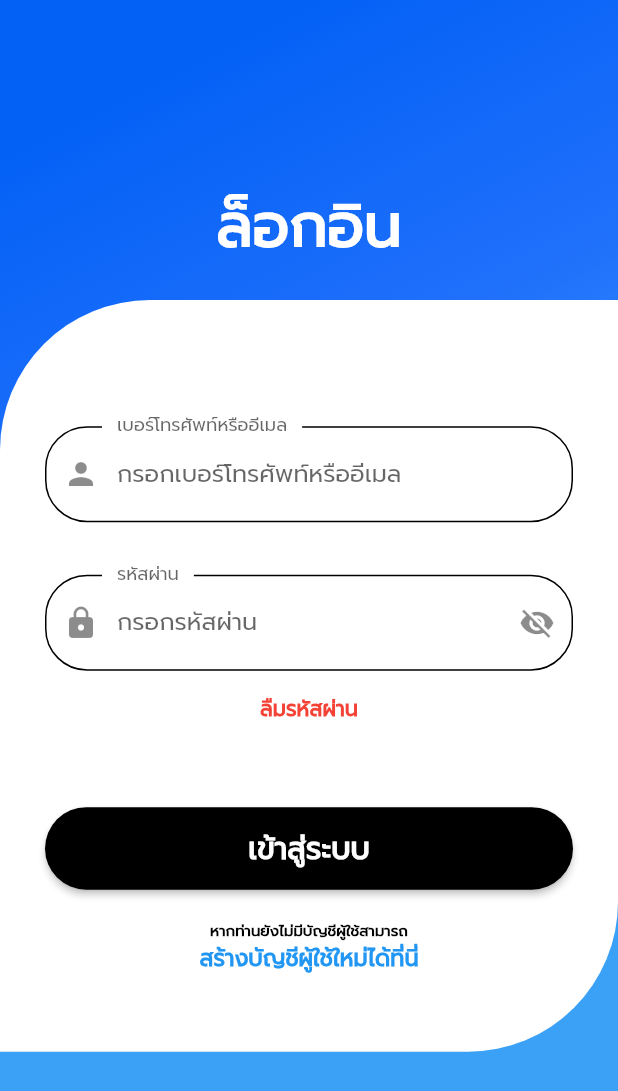
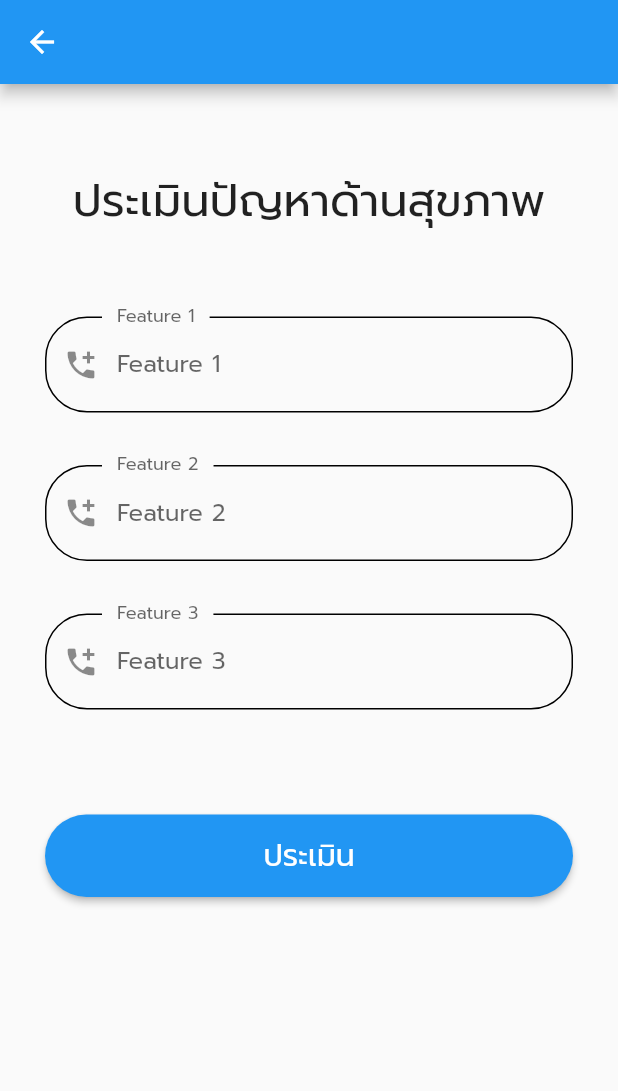
Before and after one commit to boat85/ProjectHSP1_01, a Flutter app: the mainMenu screen opened directly, after a tap on "ประวัติ", on a phone screen of 412 x 824 dp. Shown: the top 1091 px of the screen. Run offline on Flutter 3.47's test engine with Material 2 defaults, Android fonts, the phone set to English and light mode, and no system bars; our stand-ins replace dio.

Commit message:
create new Screen predict

```diff
--- a/projecthsp/lib/Screens/login/login.dart
+++ b/projecthsp/lib/Screens/login/login.dart
@@ -2,6 +2,7 @@ import 'package:flutter/material.dart';
 import 'package:projecthsp/Screens/login/register.dart';
 // import 'package:test04_login/Screens/login/register.dart';
 
+import '../../providers/usersProviders.dart';
 import '../menu/mainmenu.dart';
 
 class LoginScreen extends StatefulWidget {
@@ -93,6 +94,9 @@ class _butomtestState extends State<butomtest> {
   final _formKey = GlobalKey<FormState>();
   bool hidepassword = true;
 
+  final username = TextEditingController();
+  final password = TextEditingController();
+
   @override
   Widget build(BuildContext context) {
     var size = MediaQuery.of(context).size;
@@ -109,6 +113,7 @@ class _butomtestState extends State<butomtest> {
             }
             return null;
           },
+          controller: username,
           keyboardType: TextInputType.emailAddress,
           decoration: InputDecoration(
               prefixIcon: const Icon(Icons.person),
@@ -142,6 +147,7 @@ class _butomtestState extends State<butomtest> {
             }
             return null;
           },
+          controller: password,
           obscureText: hidepassword,
           decoration: InputDecoration(
               prefixIcon: const Icon(Icons.lock),
@@ -178,20 +184,23 @@ class _butomtestState extends State<butomtest> {
         const SizedBox(
           height: 15,
         ),
-        InkWell(
-          child: const Text(
-            "ลืมรหัสผ่าน",
-            style: TextStyle(color: Colors.red, fontWeight: FontWeight.bold),
-          ),
-          onTap: () {},
-        ),
+        // InkWell(
+        //   child: const Text(
+        //     "ลืมรหัสผ่าน",
+        //     style: TextStyle(color: Colors.red, fontWeight: FontWeight.bold),
+        //   ),
+        //   onTap: () {},
+        // ),
         const SizedBox(
           height: 55,
         ),
         MaterialButton(
           minWidth: double.infinity,
           height: 55,
-          onPressed: () {
+          onPressed: () async {
+            var slogin = await UsersProvider()
+                .getDataUserLogin(username.text, password.text);
+            if (slogin != Null) {
               Navigator.push(
                 context,
                 MaterialPageRoute(
@@ -200,11 +209,14 @@ class _butomtestState extends State<butomtest> {
                   },
                 ),
               );
+            }
+            ;
+
             if (_formKey.currentState!.validate()) {
               ScaffoldMessenger.of(context).showSnackBar(
                 const SnackBar(
                     content: Text(
-                  'ระบบกำลังตรวจสอบ',
+                  'ไม่สามารถเข้าสู่ระบบได้',
                   style: TextStyle(fontSize: 20),
                 )),
               );
--- a/projecthsp/lib/Screens/login/register.dart
+++ b/projecthsp/lib/Screens/login/register.dart
@@ -454,6 +454,7 @@ class _RegisterScreenState extends State<RegisterScreen> {
                           address.text,
                           blood_type.text,
                           password.text);
+
                       Navigator.push(
                         context,
                         MaterialPageRoute(
--- a/projecthsp/lib/Screens/menu/mainmenu.dart
+++ b/projecthsp/lib/Screens/menu/mainmenu.dart
@@ -3,6 +3,7 @@ import 'package:flutter/src/widgets/container.dart';
 import 'package:flutter/src/widgets/framework.dart';
 
 import '../login/login.dart';
+import '../predict/prediction.dart';
 
 class mainMenu extends StatefulWidget {
   const mainMenu({super.key});
@@ -102,7 +103,7 @@ class _mainMenuState extends State<mainMenu> {
                             context,
                             MaterialPageRoute(
                               builder: (context) {
-                                return const LoginScreen();
+                                return const predictionScreen();
                               },
                             ),
                           );
--- /dev/null
+++ b/projecthsp/lib/Screens/predict/prediction.dart
@@ -0,0 +1,199 @@
+import 'package:flutter/material.dart';
+import 'package:flutter/src/widgets/container.dart';
+import 'package:flutter/src/widgets/framework.dart';
+
+class predictionScreen extends StatefulWidget {
+  const predictionScreen({super.key});
+
+  @override
+  State<predictionScreen> createState() => _predictionScreenState();
+}
+
+class _predictionScreenState extends State<predictionScreen> {
+  final _formKey = GlobalKey<FormState>();
+
+  final tel = TextEditingController();
+
+  @override
+  Widget build(BuildContext context) {
+    return Scaffold(
+      appBar: AppBar(title: const Text("")),
+      body: Padding(
+        padding: const EdgeInsets.all(30),
+        child: Form(
+            key: _formKey,
+            child: SingleChildScrollView(
+              child: Column(
+                crossAxisAlignment: CrossAxisAlignment.center,
+                children: [
+                  const SizedBox(
+                    height: 25,
+                  ),
+                  const Text("ประเมินปัญหาด้านสุขภาพ",
+                      style: TextStyle(fontSize: 30)),
+                  const SizedBox(
+                    height: 55,
+                  ),
+
+                  ///....
+                  TextFormField(
+                    validator: (value) {
+                      if (value == null || value.isEmpty) {
+                        return 'Feature 1';
+                      }
+                      return null;
+                    },
+                    controller: tel,
+                    // keyboardType: TextInputType.emailAddress,
+                    decoration: InputDecoration(
+                        prefixIcon: const Icon(Icons.add_call),
+                        hintText: "Feature 1",
+                        labelText: "Feature 1",
+                        floatingLabelBehavior: FloatingLabelBehavior.always,
+                        contentPadding: const EdgeInsets.symmetric(
+                          horizontal: 45,
+                          vertical: 20,
+                        ),
+                        enabledBorder: OutlineInputBorder(
+                            borderRadius: BorderRadius.circular(28),
+                            borderSide: const BorderSide(
+                              color: Colors.black,
+                            ),
+                            gapPadding: 10),
+                        focusedBorder: OutlineInputBorder(
+                            borderRadius: BorderRadius.circular(28),
+                            borderSide: const BorderSide(
+                              color: Colors.black,
+                            ),
+                            gapPadding: 10)),
+                  ),
+                  const SizedBox(
+                    height: 35,
+                  ),
+
+                  TextFormField(
+                    validator: (value) {
+                      if (value == null || value.isEmpty) {
+                        return 'Feature 3';
+                      }
+                      return null;
+                    },
+                    controller: tel,
+                    // keyboardType: TextInputType.emailAddress,
+                    decoration: InputDecoration(
+                        prefixIcon: const Icon(Icons.add_call),
+                        hintText: "Feature 2",
+                        labelText: "Feature 2",
+                        floatingLabelBehavior: FloatingLabelBehavior.always,
+                        contentPadding: const EdgeInsets.symmetric(
+                          horizontal: 45,
+                          vertical: 20,
+                        ),
+                        enabledBorder: OutlineInputBorder(
+                            borderRadius: BorderRadius.circular(28),
+                            borderSide: const BorderSide(
+                              color: Colors.black,
+                            ),
+                            gapPadding: 10),
+                        focusedBorder: OutlineInputBorder(
+                            borderRadius: BorderRadius.circular(28),
+                            borderSide: const BorderSide(
+                              color: Colors.black,
+                            ),
+                            gapPadding: 10)),
+                  ),
+                  const SizedBox(
+                    height: 35,
+                  ),
+
+                  TextFormField(
+                    validator: (value) {
+                      if (value == null || value.isEmpty) {
+                        return 'Feature 3';
+                      }
+                      return null;
+                    },
+                    controller: tel,
+                    // keyboardType: TextInputType.emailAddress,
+                    decoration: InputDecoration(
+                        prefixIcon: const Icon(Icons.add_call),
+                        hintText: "Feature 3",
+                        labelText: "Feature 3",
+                        floatingLabelBehavior: FloatingLabelBehavior.always,
+                        contentPadding: const EdgeInsets.symmetric(
+                          horizontal: 45,
+                          vertical: 20,
+                        ),
+                        enabledBorder: OutlineInputBorder(
+                            borderRadius: BorderRadius.circular(28),
+                            borderSide: const BorderSide(
+                              color: Colors.black,
+                            ),
+                            gapPadding: 10),
+                        focusedBorder: OutlineInputBorder(
+                            borderRadius: BorderRadius.circular(28),
+                            borderSide: const BorderSide(
+                              color: Colors.black,
+                            ),
+                            gapPadding: 10)),
+                  ),
+                  const SizedBox(
+                    height: 35,
+                  ),
+
+                  const SizedBox(
+                    height: 35,
+                  ),
+                  // MaterialButton
+                  MaterialButton(
+                    minWidth: double.infinity,
+                    height: 55,
+                    onPressed: () async {
+                      // var usersdata = await UsersProvider().addUserd(
+                      //     fullname.text,
+                      //     lastname.text,
+                      //     sex.text,
+                      //     birthday.text,
+                      //     email.text,
+                      //     tel.text,
+                      //     address.text,
+                      //     blood_type.text,
+                      //     password.text);
+
+                      // Navigator.push(
+                      //   context,
+                      //   MaterialPageRoute(
+                      //     builder: (context) {
+                      //       // return const showAllUser();
+                      //     },
+                      //   ),
+                      // );
+
+                      //   if (_formKey.currentState!.validate()) {
+                      //     ScaffoldMessenger.of(context).showSnackBar(
+                      //       const SnackBar(
+                      //           content: Text(
+                      //         'กำลังตรวจสอบ',
+                      //         style: TextStyle(fontSize: 20),
+                      //       )),
+                      //     );
+                      //   }
+                    },
+                    color: Colors.blue,
+                    shape: RoundedRectangleBorder(
+                        borderRadius: BorderRadius.circular(50)),
+                    child: const Text(
+                      "ประเมิน",
+                      style: TextStyle(fontSize: 20, color: Colors.white),
+                    ),
+                  ),
+                  const SizedBox(
+                    height: 20,
+                  )
+                ],
+              ),
+            )),
+      ),
+    );
+  }
+}
--- a/projecthsp/lib/providers/usersProviders.dart
+++ b/projecthsp/lib/providers/usersProviders.dart
@@ -7,32 +7,23 @@ import '../models/userModel.dart';
 
 class UsersProvider {
   // Get Data AllUser
+
+  String host = "10.0.2.2:8000";
+
   Future<List<Users>> getDataUser() async {
-    const String url = "http://10.0.2.2:8000/getUsers/";
+    String url = "http://${host}/getUsers/";
     Response response = await Dio().get(url);
     return (response.data as List).map((e) => Users.fromJson(e)).toList();
   }
 
-  // Register User test
-  // void regiterUser(Users user) async {
-  //   const String url = "http://10.0.2.2:8000/create/";
-  //   Response response = await Dio().post(url, data: jsonEncode(user.toMap()));
-  // }
-
-  // void regiterUser(Users user) async {
-  //   print("test register");
-  //   final url = Uri.parse("http://10.0.2.2:8000/create/");
-  //   Response response = (await http.post(url,
-  //       headers: <String, String>{
-  //         'Content-Type': 'application/json; charset=UTF-8',
-  //       },
-  //       body: jsonEncode(user.toMap()))) as Response;
-  //   if (response == 200) {
-  //     print("ok");
-  //   } else {
-  //     print('NO');
-  //   }
-  // }
+  Future<Users> getDataUserLogin(String username, String password) async {
+    String url = "http://${host}/getUsers/${username}/${password}";
+    Response response = await Dio().get(url);
+    for (var i in response.data) {
+      print(i);
+    }
+    return (response.data).map((e) => Users.fromJson(e)).toList();
+  }
 
   // Register User test
   Future<Users> addUserd(
@@ -46,7 +37,7 @@ class UsersProvider {
     dynamic blood_type,
     dynamic password,
   ) async {
-    var url = "http://127.0.0.1/:8000/create/";
+    var url = "http://${host}/create/";
     Response response = await Dio().post(url, data: {
       'fullname': fullname,
       'lastname': lastname,
@@ -74,6 +65,27 @@ class UsersProvider {
     return response.data;
   }
 
+  // Register User test
+  // void regiterUser(Users user) async {
+  //   const String url = "http://10.0.2.2:8000/create/";
+  //   Response response = await Dio().post(url, data: jsonEncode(user.toMap()));
+  // }
+
+  // void regiterUser(Users user) async {
+  //   print("test register");
+  //   final url = Uri.parse("http://10.0.2.2:8000/create/");
+  //   Response response = (await http.post(url,
+  //       headers: <String, String>{
+  //         'Content-Type': 'application/json; charset=UTF-8',
+  //       },
+  //       body: jsonEncode(user.toMap()))) as Response;
+  //   if (response == 200) {
+  //     print("ok");
+  //   } else {
+  //     print('NO');
+  //   }
+  // }
+
   // Future<Users?> createUser({required Users user}) async {
   //   Users? requiredUser;
   //   const String url = "http://10.0.2.2:8000/create/";
```
Lines whose indentation alone changed are shown as unchanged.
